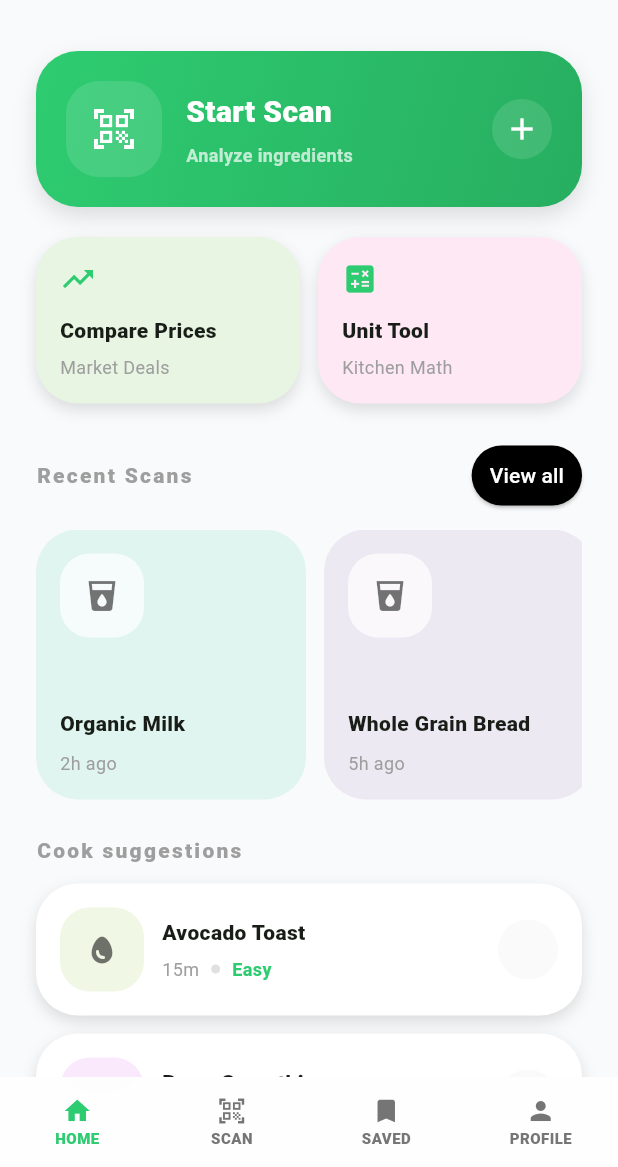
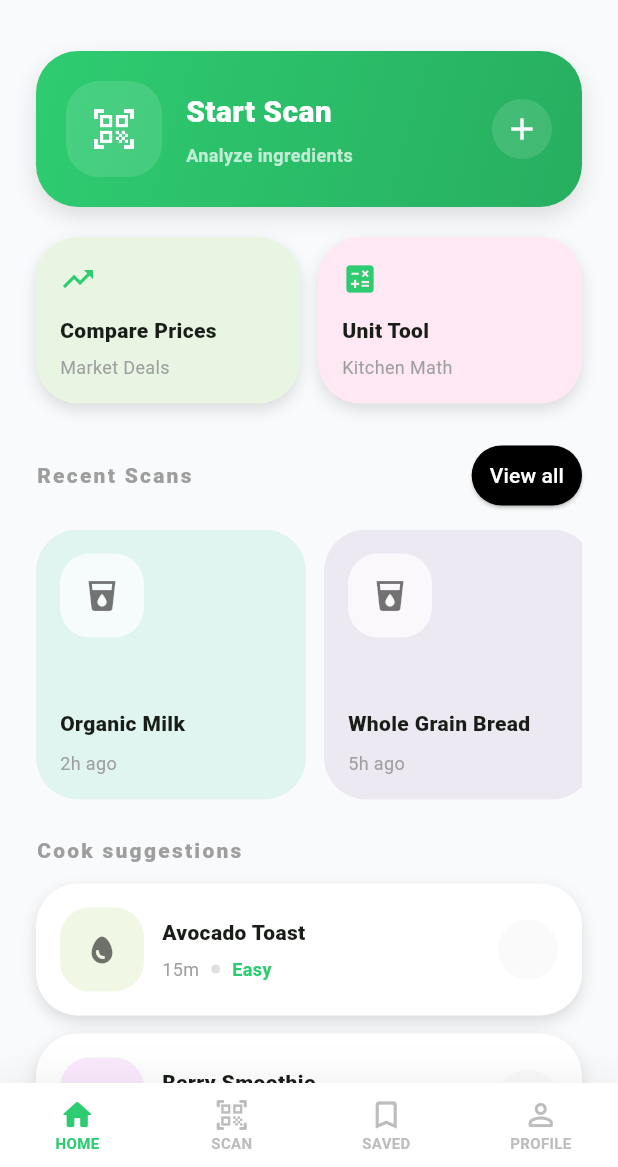
Before and after one commit to aimanyerlan/startup-4, a Flutter app: the BottomNavBar screen opened directly, on a phone screen of 412 x 824 dp, the part 69-1236 px from its top. Run offline on Flutter 3.47's test engine with Material 3 defaults, Android fonts, the phone set to English and light mode, and no system bars; our stand-ins replace cloud_firestore, firebase_auth, firebase_core, google_fonts, image_picker; accounts and stored records are empty.

Commit message:
дата косылды там надо синхронизировать профиль скан анау мынау и плагин калды камерага и все вроде

```diff
--- a/lib/widgets/bottom_nav.dart
+++ b/lib/widgets/bottom_nav.dart
@@ -1,11 +1,10 @@
-import 'dart:ui';
 import 'package:flutter/material.dart';
-import 'package:my_app/screens/home_screen.dart';
-import 'package:my_app/screens/camera_scan_screen.dart';
-import 'package:my_app/screens/saved_products_screen.dart';
-import 'package:my_app/screens/profile_screen.dart';
+// Подтягиваем экраны из папки screens
+import '../screens/home_screen.dart';
+import '../screens/camera_scan_screen.dart';
+import '../screens/saved_products_screen.dart';
+import '../screens/profile_screen.dart';
 
-/// Reusable bottom navigation bar with page management.
 class BottomNavBar extends StatefulWidget {
   const BottomNavBar({super.key});
 
@@ -14,101 +13,53 @@ class BottomNavBar extends StatefulWidget {
 }
 
 class _BottomNavBarState extends State<BottomNavBar> {
-  int _selectedIndex = 0;
+  int _currentIndex = 0;
 
-  final List<Widget> _pages = [
+  // Список из 4 главных экранов
+  final List<Widget> _screens = [
     const HomeScreen(),
     const CameraScanScreen(),
     const SavedProductsScreen(),
     const ProfileScreen(),
   ];
 
-  void _onItemTapped(int index) {
-    setState(() {
-      _selectedIndex = index;
-    });
-  }
+  @override
+  Widget build(BuildContext context) {
+    return Scaffold(
+      // Показываем экран в зависимости от того, какая иконка нажата
+      body: _screens[_currentIndex],
 
-  Widget _buildNavItem({
-    required int index,
-    required IconData icon,
-    required String label,
-    required bool isSelected,
-  }) {
-    return Expanded(
-      child: GestureDetector(
-        onTap: () => _onItemTapped(index),
-        child: Column(
-          mainAxisSize: MainAxisSize.min,
-          mainAxisAlignment: MainAxisAlignment.center,
-          children: [
-            Icon(
-              icon,
-              size: 20.0,
-              color: isSelected ? const Color(0xFF2ECC71) : Colors.grey.shade600,
-            ),
-            const SizedBox(height: 3),
-            Flexible(
-              child: Text(
-                label,
-                maxLines: 1,
-                overflow: TextOverflow.ellipsis,
-                style: TextStyle(
-                  fontSize: 10.0,
-                  fontWeight: FontWeight.w900,
-                  letterSpacing: 0.3,
-                  height: 1.2,
-                  color: isSelected ? const Color(0xFF2ECC71) : Colors.grey.shade600,
-                ),
-              ),
-            ),
+      // Сама нижняя панель
+      bottomNavigationBar: Container(
+        decoration: BoxDecoration(
+          boxShadow: [
+            BoxShadow(color: Colors.black.withOpacity(0.05), blurRadius: 20, offset: const Offset(0, -5)),
+          ],
+        ),
+        child: BottomNavigationBar(
+          currentIndex: _currentIndex,
+          onTap: (index) {
+            setState(() {
+              _currentIndex = index;
+            });
+          },
+          backgroundColor: Colors.white,
+          type: BottomNavigationBarType.fixed,
+          selectedItemColor: const Color(0xFF2ECC71),
+          unselectedItemColor: Colors.grey.shade400,
+          showSelectedLabels: true,
+          showUnselectedLabels: true,
+          selectedLabelStyle: const TextStyle(fontWeight: FontWeight.bold, fontSize: 10),
+          unselectedLabelStyle: const TextStyle(fontWeight: FontWeight.bold, fontSize: 10),
+          elevation: 0,
+          items: const [
+            BottomNavigationBarItem(icon: Icon(Icons.home_rounded), label: 'HOME'),
+            BottomNavigationBarItem(icon: Icon(Icons.qr_code_scanner_rounded), label: 'SCAN'),
+            BottomNavigationBarItem(icon: Icon(Icons.bookmark_outline_rounded), activeIcon: Icon(Icons.bookmark_rounded), label: 'SAVED'),
+            BottomNavigationBarItem(icon: Icon(Icons.person_outline_rounded), activeIcon: Icon(Icons.person_rounded), label: 'PROFILE'),
           ],
         ),
       ),
     );
   }
-
-  @override
-  Widget build(BuildContext context) {
-    return Scaffold(
-      backgroundColor: const Color(0xFFF9FAFB),
-      body: IndexedStack(
-        index: _selectedIndex,
-        children: _pages,
-      ),
-      bottomNavigationBar: _selectedIndex == 1
-          ? null
-          : SafeArea(
-              top: false,
-              child: ClipRect(
-                child: BackdropFilter(
-                  filter: ImageFilter.blur(sigmaX: 10, sigmaY: 10),
-                  child: Container(
-                    color: Colors.white.withOpacity(0.8),
-                    child: SizedBox(
-                      height: 60,
-                      child: Row(
-                        mainAxisAlignment: MainAxisAlignment.spaceEvenly,
-                        children: List.generate(
-                          4,
-                          (index) => _buildNavItem(
-                            index: index,
-                            icon: [
-                              Icons.home,
-                              Icons.qr_code_scanner,
-                              Icons.bookmark,
-                              Icons.person,
-                            ][index],
-                            label: ['HOME', 'SCAN', 'SAVED', 'PROFILE'][index],
-                            isSelected: _selectedIndex == index,
-                          ),
-                        ),
-                      ),
-                    ),
-                  ),
-                ),
-              ),
-            ),
-    );
-  }
 }
--- a/pubspec.yaml
+++ b/pubspec.yaml
@@ -39,6 +39,7 @@ dependencies:
   cupertino_icons: ^1.0.8
   firebase_core: ^4.5.0
   firebase_auth: ^6.2.0
+  cloud_firestore: ^6.3.0
 
 dev_dependencies:
   flutter_test:
```
Also changed, not shown: lib/main.dart (+9 -4 lines), lib/screens/camera_scan_screen.dart (+13 -13 lines), lib/screens/result_screen.dart (+54 -8 lines), pubspec.lock, 3 other files.
